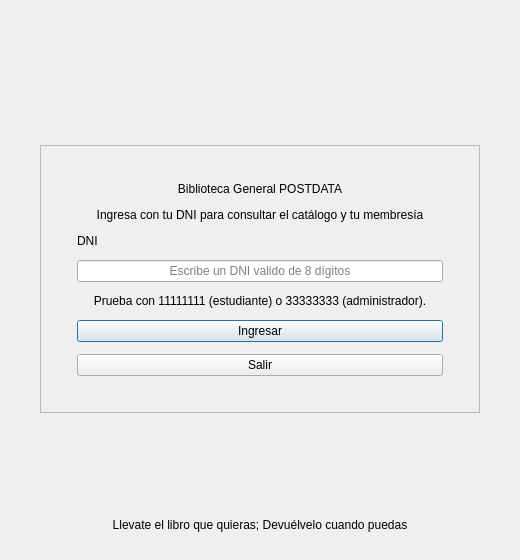
Before: the Qt Designer form ui/acceso.ui in FLEMCR/Proyecto_BibliotecaPOO, drawn with Qt 5.
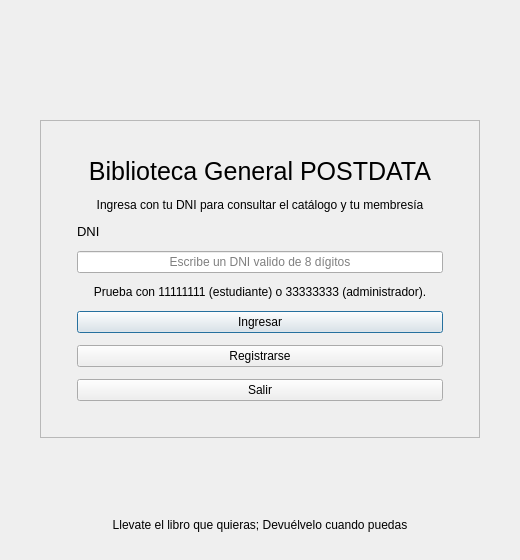
After: the same form once the commit is applied.

What changed in the file:
```diff
--- a/ui/acceso.ui
+++ b/ui/acceso.ui
@@ -77,6 +77,11 @@
       </property>
       <item>
        <widget class="QLabel" name="tituloLabel">
+        <property name="font">
+         <font>
+          <pointsize>19</pointsize>
+         </font>
+        </property>
         <property name="text">
          <string>Biblioteca General POSTDATA</string>
         </property>
@@ -103,6 +108,11 @@
       </item>
       <item>
        <widget class="QLabel" name="dniLabel">
+        <property name="font">
+         <font>
+          <pointsize>10</pointsize>
+         </font>
+        </property>
         <property name="text">
          <string>DNI</string>
         </property>
@@ -150,6 +160,13 @@
         </property>
        </widget>
       </item>
+      <item>
+       <widget class="QPushButton" name="registrarBtn">
+        <property name="text">
+         <string>Registrarse</string>
+        </property>
+       </widget>
+      </item>
       <item>
        <widget class="QPushButton" name="salirBtn">
         <property name="text">
```
